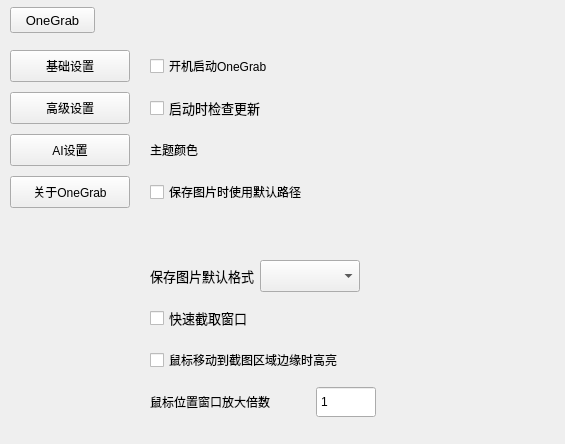
This is OneGrab/src/SettingDialog.ui in whdicu/OneGrab as Qt 5 draws it before an edit. The edited form follows.
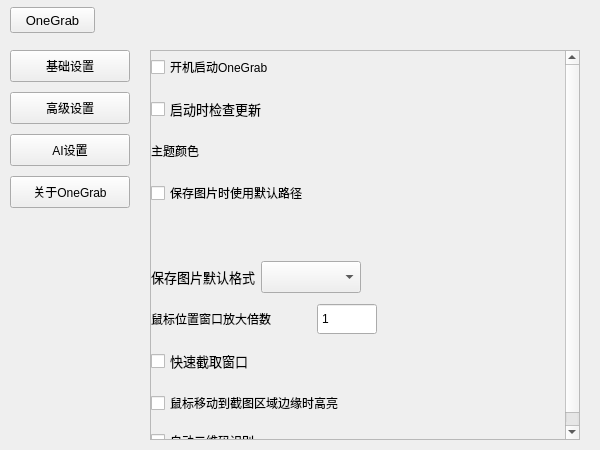
This is the edited form. The open tabs and pages were chosen to show the change. Icons and pictures are not drawn. Custom widgets are drawn as their Qt base class.

Commit message: 1.增加二维码识别

What changed in the file:
```diff
--- a/OneGrab/src/SettingDialog.ui
+++ b/OneGrab/src/SettingDialog.ui
@@ -6,8 +6,8 @@
    <rect>
     <x>0</x>
     <y>0</y>
-    <width>565</width>
-    <height>444</height>
+    <width>600</width>
+    <height>450</height>
    </rect>
   </property>
   <property name="windowTitle">
@@ -488,6 +488,36 @@
            <number>0</number>
           </property>
           <item>
+           <widget class="QScrollArea" name="scrollArea">
+            <property name="widgetResizable">
+             <bool>true</bool>
+            </property>
+            <widget class="QWidget" name="scrollAreaWidgetContents">
+             <property name="geometry">
+              <rect>
+               <x>0</x>
+               <y>0</y>
+               <width>413</width>
+               <height>415</height>
+              </rect>
+             </property>
+             <layout class="QVBoxLayout" name="verticalLayout_8">
+              <property name="spacing">
+               <number>10</number>
+              </property>
+              <property name="leftMargin">
+               <number>0</number>
+              </property>
+              <property name="topMargin">
+               <number>0</number>
+              </property>
+              <property name="rightMargin">
+               <number>0</number>
+              </property>
+              <property name="bottomMargin">
+               <number>0</number>
+              </property>
+              <item>
            <widget class="QCheckBox" name="cb_start_by_pc">
             <property name="minimumSize">
              <size>
@@ -736,56 +766,6 @@
             </item>
            </layout>
           </item>
-          <item>
-           <widget class="QCheckBox" name="cb_auto_grab_window">
-            <property name="minimumSize">
-             <size>
-              <width>0</width>
-              <height>32</height>
-             </size>
-            </property>
-            <property name="maximumSize">
-             <size>
-              <width>16777215</width>
-              <height>32</height>
-             </size>
-            </property>
-            <property name="font">
-             <font>
-              <family>Microsoft YaHei UI</family>
-              <pointsize>10</pointsize>
-             </font>
-            </property>
-            <property name="text">
-             <string>快速截取窗口</string>
-            </property>
-           </widget>
-          </item>
-          <item>
-           <widget class="QCheckBox" name="cb_bright_border">
-            <property name="minimumSize">
-             <size>
-              <width>0</width>
-              <height>32</height>
-             </size>
-            </property>
-            <property name="maximumSize">
-             <size>
-              <width>16777215</width>
-              <height>32</height>
-             </size>
-            </property>
-            <property name="font">
-             <font>
-              <family>Microsoft YaHei UI</family>
-              <pointsize>9</pointsize>
-             </font>
-            </property>
-            <property name="text">
-             <string>鼠标移动到截图区域边缘时高亮</string>
-            </property>
-           </widget>
-          </item>
           <item>
            <layout class="QHBoxLayout" name="horizontalLayout_6">
             <item>
@@ -864,6 +844,68 @@
             </item>
            </layout>
           </item>
+              <item>
+               <widget class="QCheckBox" name="cb_auto_grab_window">
+                <property name="minimumSize">
+                 <size>
+                  <width>0</width>
+                  <height>32</height>
+                 </size>
+                </property>
+                <property name="maximumSize">
+                 <size>
+                  <width>16777215</width>
+                  <height>32</height>
+                 </size>
+                </property>
+                <property name="font">
+                 <font>
+                  <family>Microsoft YaHei UI</family>
+                  <pointsize>10</pointsize>
+                 </font>
+                </property>
+                <property name="text">
+                 <string>快速截取窗口</string>
+                </property>
+               </widget>
+              </item>
+              <item>
+               <widget class="QCheckBox" name="cb_bright_border">
+                <property name="minimumSize">
+                 <size>
+                  <width>0</width>
+                  <height>32</height>
+                 </size>
+                </property>
+                <property name="maximumSize">
+                 <size>
+                  <width>16777215</width>
+                  <height>32</height>
+                 </size>
+                </property>
+                <property name="font">
+                 <font>
+                  <family>Microsoft YaHei UI</family>
+                  <pointsize>9</pointsize>
+                 </font>
+                </property>
+                <property name="text">
+                 <string>鼠标移动到截图区域边缘时高亮</string>
+                </property>
+               </widget>
+              </item>
+              <item>
+               <widget class="QCheckBox" name="cb_auto_qrcode">
+                <property name="font">
+                 <font>
+                  <family>Microsoft YaHei UI</family>
+                 </font>
+                </property>
+                <property name="text">
+                 <string>自动二维码识别</string>
+                </property>
+               </widget>
+              </item>
           <item>
            <spacer name="verticalSpacer_4">
             <property name="font">
@@ -877,10 +919,14 @@
             <property name="sizeHint" stdset="0">
              <size>
               <width>20</width>
-              <height>132</height>
+                  <height>1</height>
              </size>
             </property>
            </spacer>
+              </item>
+             </layout>
+            </widget>
+           </widget>
           </item>
          </layout>
         </widget>
```
Left out of the diff: 7 changed lines with no effect on the pictures. Lines whose indentation alone changed are shown as unchanged. The commit also changes 18 other files.
